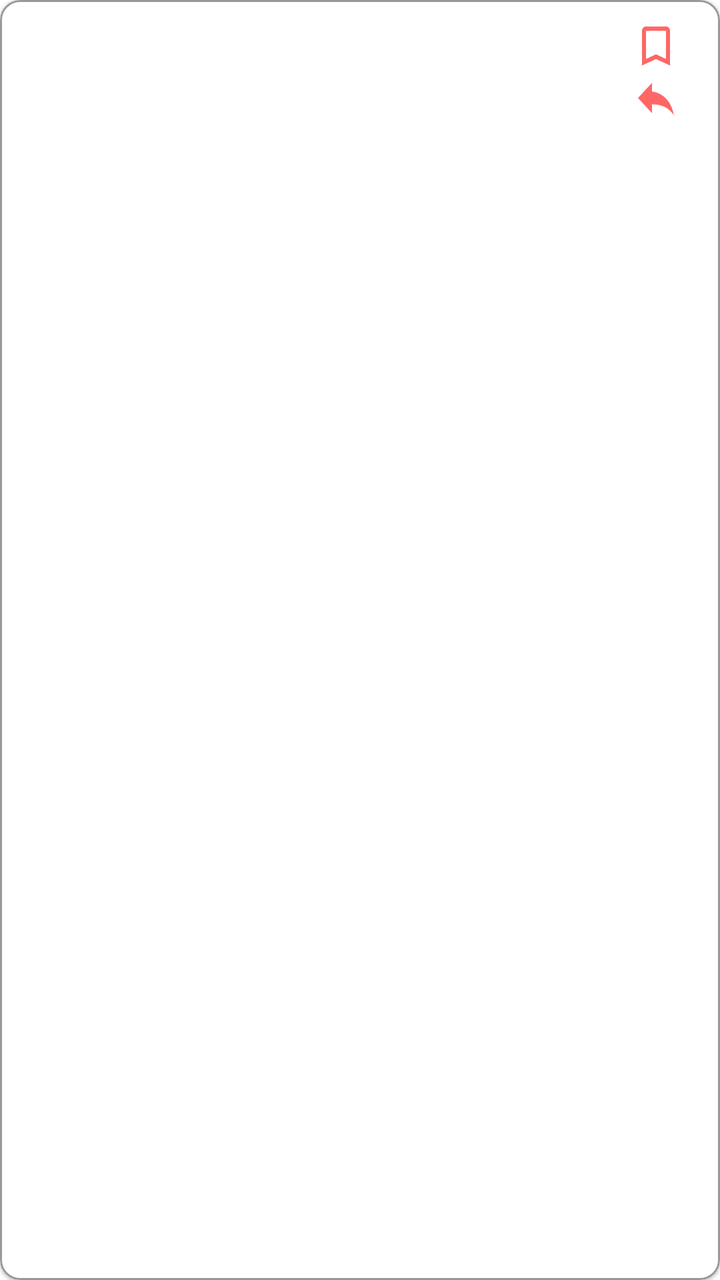
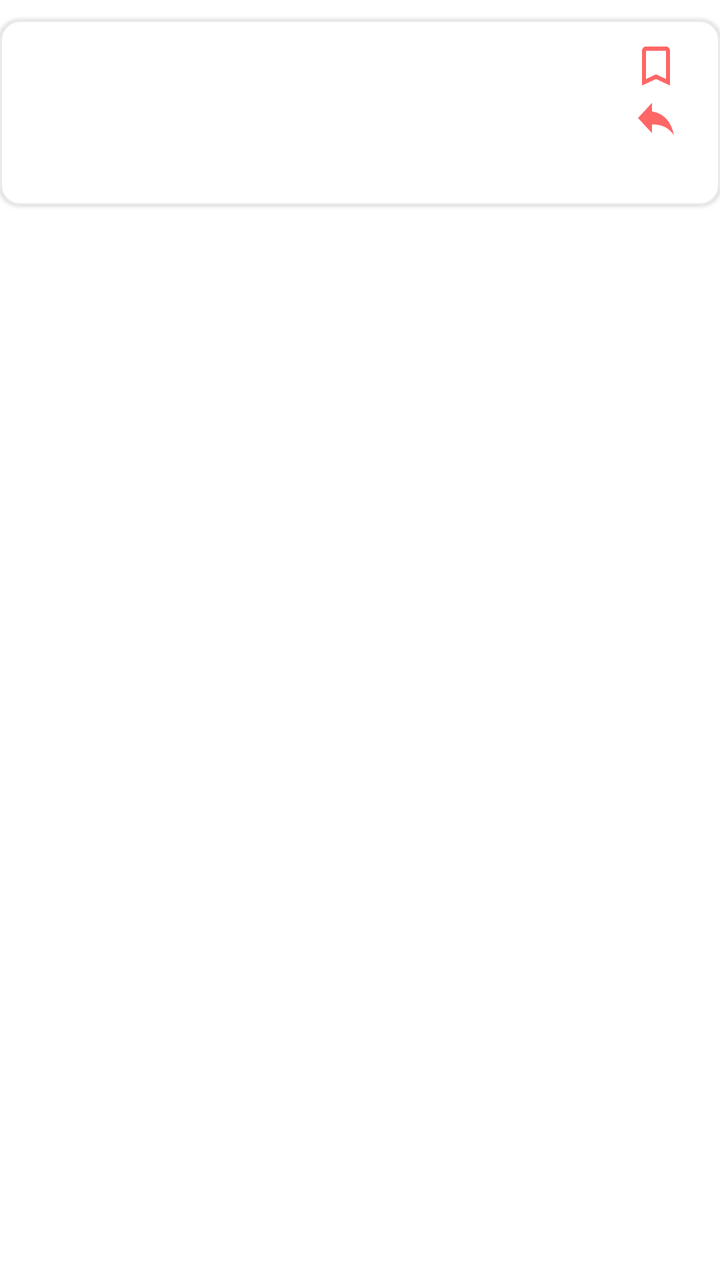

Before-and-after screenshots of an Android layout around one commit, followed by the original layout XML and the change that was made.
<!-- AndroidManifest.xml: application theme Theme.Kerjaloka -->
<!-- res/layout/item_card_recommendation_job.xml -->
<?xml version="1.0" encoding="utf-8"?>
<com.google.android.material.card.MaterialCardView xmlns:tools="http://schemas.android.com/tools"
    android:id="@+id/card_recommendation_job"
    android:layout_height="wrap_content"
    android:layout_marginTop="8dp"
    android:layout_width="match_parent"
    app:cardCornerRadius="10dp"
    app:strokeColor="@color/trueGray_50"
    app:strokeWidth="1dp"
    android:clickable="true"
    android:checkable="true"
    android:focusable="true"
    xmlns:android="http://schemas.android.com/apk/res/android"
    xmlns:app="http://schemas.android.com/apk/res-auto">

    <LinearLayout
        android:layout_height="wrap_content"
        android:layout_width="match_parent"
        android:orientation="horizontal"
        android:paddingHorizontal="10dp"
        android:paddingVertical="10dp"
        android:weightSum="1">

        <LinearLayout
            android:layout_height="wrap_content"
            android:layout_width="wrap_content">

            <ImageView
                android:id="@+id/logo"
                android:layout_height="50dp"
                android:layout_width="50dp"
                tools:ignore="ContentDescription" />
        </LinearLayout>

        <LinearLayout
            android:layout_height="wrap_content"
            android:layout_weight="1"
            android:layout_width="0dp"
            android:orientation="vertical"
            android:paddingHorizontal="10dp">

            <TextView
                android:fontFamily="@font/poppins"
                android:id="@+id/jobPosition"
                android:layout_height="wrap_content"
                android:layout_width="wrap_content"
                android:text=""
                android:textColor="@color/black"
                android:textSize="16sp"
                android:textStyle="bold" />

            <TextView
                android:fontFamily="@font/poppins"
                android:id="@+id/company_name_recommandation_job"
                android:layout_height="wrap_content"
                android:layout_width="wrap_content"
                android:text=""
                android:textColor="@color/black"
                android:textSize="10sp"
                tools:ignore="SmallSp" />

            <TextView
                android:fontFamily="@font/poppins"
                android:id="@+id/location_recommandation_job"
                android:layout_height="wrap_content"
                android:layout_width="wrap_content"
                android:text=""
                android:textColor="@color/trueGray_50"
                android:textSize="10sp"
                tools:ignore="SmallSp" />

            <TextView
                android:fontFamily="@font/poppins"
                android:id="@+id/time_recommandation_job"
                android:layout_height="wrap_content"
                android:layout_marginTop="10dp"
                android:layout_width="wrap_content"
                android:text=""
                android:textColor="@color/trueGray_50"
                android:textSize="10sp"
                tools:ignore="SmallSp" />

        </LinearLayout>

        <androidx.appcompat.widget.LinearLayoutCompat
            android:layout_height="wrap_content"
            android:layout_marginEnd="10dp"
            android:layout_width="wrap_content"
            android:orientation="vertical">

            <com.google.android.material.button.MaterialButton
                android:background="@drawable/ic_bookmark"
                android:id="@+id/btn_bookmark"
                android:layout_height="26dp"
                android:layout_width="24dp" />

            <com.google.android.material.button.MaterialButton
                android:background="@drawable/ic_share"
                android:id="@+id/btn_share"
                android:layout_height="26dp"
                android:layout_width="24dp" />
        </androidx.appcompat.widget.LinearLayoutCompat>


    </LinearLayout>
</com.google.android.material.card.MaterialCardView>
<!-- resources referenced by this layout -->
<resources>
  <color name="black">#FF000000</color>
  <color name="trueGray_50">#999999</color>
  <!-- drawable ic_bookmark (drawable) -->
  <vector android:height="24dp" android:tint="#000000"
      android:viewportHeight="24" android:viewportWidth="24"
      android:width="24dp" xmlns:android="http://schemas.android.com/apk/res/android">
      <path android:fillColor="@android:color/white" android:pathData="M17,3L7,3c-1.1,0 -2,0.9 -2,2v16l7,-3 7,3L19,5c0,-1.1 -0.9,-2 -2,-2zM17,18l-5,-2.18L7,18L7,5h10v13z"/>
  </vector>
  <!-- drawable ic_share (drawable) -->
  <vector android:height="24dp" android:tint="#000000"
      android:viewportHeight="24" android:viewportWidth="24"
      android:width="24dp" xmlns:android="http://schemas.android.com/apk/res/android">
      <path android:fillColor="@android:color/white" android:pathData="M10,9V5l-7,7 7,7v-4.1c5,0 8.5,1.6 11,5.1 -1,-5 -4,-10 -11,-11z"/>
  </vector>
  <style name="Theme.Kerjaloka" parent="Theme.MaterialComponents.DayNight.NoActionBar">
          
          <item name="colorPrimary">@color/danger_500</item>
          <item name="colorPrimaryVariant">@color/danger_500</item>
          <item name="colorOnPrimary">@color/white</item>
          
          <item name="colorSecondary">@color/danger_500</item>
          <item name="colorSecondaryVariant">@color/danger_500</item>
          <item name="colorOnSecondary">@color/black</item>
          
          <item name="android:statusBarColor" tools:targetApi="l">?attr/colorPrimaryVariant</item>
          
  
      </style>
  <color name="danger_500">#FF6666</color>
  <color name="white">#FFFFFFFF</color>
</resources>

<!-- the commit's change to res/layout/item_card_recommendation_job.xml (unified diff, before → after) -->
@@ -1,106 +1,118 @@
 <?xml version="1.0" encoding="utf-8"?>
-<com.google.android.material.card.MaterialCardView xmlns:tools="http://schemas.android.com/tools"
-    android:id="@+id/card_recommendation_job"
+<androidx.constraintlayout.widget.ConstraintLayout xmlns:android="http://schemas.android.com/apk/res/android"
+    xmlns:app="http://schemas.android.com/apk/res-auto"
+    xmlns:tools="http://schemas.android.com/tools"
+    android:layout_width="match_parent"
     android:layout_height="wrap_content"
-    android:layout_marginTop="8dp"
-    android:layout_width="match_parent"
-    app:cardCornerRadius="10dp"
-    app:strokeColor="@color/trueGray_50"
-    app:strokeWidth="1dp"
-    android:clickable="true"
-    android:checkable="true"
-    android:focusable="true"
-    xmlns:android="http://schemas.android.com/apk/res/android"
-    xmlns:app="http://schemas.android.com/apk/res-auto">
+    android:orientation="vertical"
+    >
 
-    <LinearLayout
+    <com.google.android.material.card.MaterialCardView
+        android:id="@+id/card_recommendation_job"
+        android:layout_width="360dp"
         android:layout_height="wrap_content"
-        android:layout_width="match_parent"
-        android:orientation="horizontal"
-        android:paddingHorizontal="10dp"
-        android:paddingVertical="10dp"
-        android:weightSum="1">
+        android:layout_gravity="center_vertical"
+        android:layout_margin="10dp"
+        android:checkable="true"
+        android:clickable="true"
+        android:focusable="true"
+        app:cardCornerRadius="10dp"
+        app:layout_constraintEnd_toEndOf="parent"
+        app:layout_constraintStart_toStartOf="parent"
+        app:layout_constraintTop_toTopOf="parent"
+        app:strokeColor="@color/light_500"
+        app:strokeWidth="1dp">
 
         <LinearLayout
+            android:layout_width="match_parent"
             android:layout_height="wrap_content"
-            android:layout_width="wrap_content">
+            android:orientation="horizontal"
+            android:paddingHorizontal="10dp"
+            android:paddingVertical="10dp"
+            android:weightSum="1">
 
-            <ImageView
-                android:id="@+id/logo"
-                android:layout_height="50dp"
-                android:layout_width="50dp"
-                tools:ignore="ContentDescription" />
-        </LinearLayout>
+            <LinearLayout
+                android:layout_width="wrap_content"
+                android:layout_height="wrap_content">
 
-        <LinearLayout
-            android:layout_height="wrap_content"
-            android:layout_weight="1"
-            android:layout_width="0dp"
-            android:orientation="vertical"
-            android:paddingHorizontal="10dp">
+                <ImageView
+                    android:id="@+id/logo"
+                    android:layout_width="50dp"
+                    android:layout_height="50dp"
+                    android:scaleType="center"
+                    tools:ignore="ContentDescription" />
+            </LinearLayout>
 
-            <TextView
-                android:fontFamily="@font/poppins"
-                android:id="@+id/jobPosition"
+            <LinearLayout
+                android:layout_width="0dp"
                 android:layout_height="wrap_content"
+                android:layout_weight="1"
+                android:orientation="vertical"
+                android:paddingHorizontal="10dp">
+
+                <TextView
+                    android:id="@+id/jobPosition"
+                    android:layout_width="wrap_content"
+                    android:layout_height="wrap_content"
+                    android:fontFamily="@font/poppins"
+                    android:text=""
+                    android:textColor="@color/black"
+                    android:textSize="16sp"
+                    android:textStyle="bold" />
+
+                <TextView
+                    android:id="@+id/jobCompany"
+                    android:layout_width="wrap_content"
+                    android:layout_height="wrap_content"
+                    android:fontFamily="@font/poppins"
+                    android:text=""
+                    android:textColor="@color/black"
+                    android:textSize="10sp"
+                    tools:ignore="SmallSp" />
+
+                <TextView
+                    android:id="@+id/jobLocation"
+                    android:layout_width="wrap_content"
+                    android:layout_height="wrap_content"
+                    android:fontFamily="@font/poppins"
+                    android:text=""
+                    android:textColor="@color/trueGray_50"
+                    android:textSize="10sp"
+                    tools:ignore="SmallSp" />
+
+                <TextView
+                    android:id="@+id/timeUploadApplicant"
+                    android:layout_width="wrap_content"
+                    android:layout_height="wrap_content"
+                    android:layout_marginTop="10dp"
+                    android:fontFamily="@font/poppins"
+                    android:text=""
+                    android:textColor="@color/trueGray_50"
+                    android:textSize="10sp"
+                    tools:ignore="SmallSp" />
+
+            </LinearLayout>
+
+            <androidx.appcompat.widget.LinearLayoutCompat
                 android:layout_width="wrap_content"
-                android:text=""
-                android:textColor="@color/black"
-                android:textSize="16sp"
-                android:textStyle="bold" />
+                android:layout_height="wrap_content"
+                android:layout_marginEnd="10dp"
+                android:orientation="vertical">
 
-            <TextView
-                android:fontFamily="@font/poppins"
-                android:id="@+id/company_name_recommandation_job"
-                android:layout_height="wrap_content"
-                android:layout_width="wrap_content"
-                android:text=""
-                android:textColor="@color/black"
-                android:textSize="10sp"
-                tools:ignore="SmallSp" />
+                <com.google.android.material.button.MaterialButton
+                    android:id="@+id/btn_bookmark"
+                    android:layout_width="24dp"
+                    android:layout_height="26dp"
+                    android:background="@drawable/ic_bookmark" />
 
-            <TextView
-                android:fontFamily="@font/poppins"
-                android:id="@+id/location_recommandation_job"
-                android:layout_height="wrap_content"
-                android:layout_width="wrap_content"
-                android:text=""
-                android:textColor="@color/trueGray_50"
-                android:textSize="10sp"
-                tools:ignore="SmallSp" />
+                <com.google.android.material.button.MaterialButton
+                    android:id="@+id/btn_share"
+                    android:layout_width="24dp"
+                    android:layout_height="26dp"
+                    android:background="@drawable/ic_share" />
+            </androidx.appcompat.widget.LinearLayoutCompat>
 
-            <TextView
-                android:fontFamily="@font/poppins"
-                android:id="@+id/time_recommandation_job"
-                android:layout_height="wrap_content"
-                android:layout_marginTop="10dp"
-                android:layout_width="wrap_content"
-                android:text=""
-                android:textColor="@color/trueGray_50"
-                android:textSize="10sp"
-                tools:ignore="SmallSp" />
 
         </LinearLayout>
-
-        <androidx.appcompat.widget.LinearLayoutCompat
-            android:layout_height="wrap_content"
-            android:layout_marginEnd="10dp"
-            android:layout_width="wrap_content"
-            android:orientation="vertical">
-
-            <com.google.android.material.button.MaterialButton
-                android:background="@drawable/ic_bookmark"
-                android:id="@+id/btn_bookmark"
-                android:layout_height="26dp"
-                android:layout_width="24dp" />
-
-            <com.google.android.material.button.MaterialButton
-                android:background="@drawable/ic_share"
-                android:id="@+id/btn_share"
-                android:layout_height="26dp"
-                android:layout_width="24dp" />
-        </androidx.appcompat.widget.LinearLayoutCompat>
-
-
-    </LinearLayout>
-</com.google.android.material.card.MaterialCardView>
+    </com.google.android.material.card.MaterialCardView>
+</androidx.constraintlayout.widget.ConstraintLayout>
<!-- resource entries referenced after the edit -->
@@ -1,6 +1,7 @@
 <!-- resources referenced by this layout -->
 <resources>
   <color name="black">#FF000000</color>
+  <color name="light_500">#E9E9E9</color>
   <color name="trueGray_50">#999999</color>
   <!-- drawable ic_bookmark (drawable) -->
   <vector android:height="24dp" android:tint="#000000"
